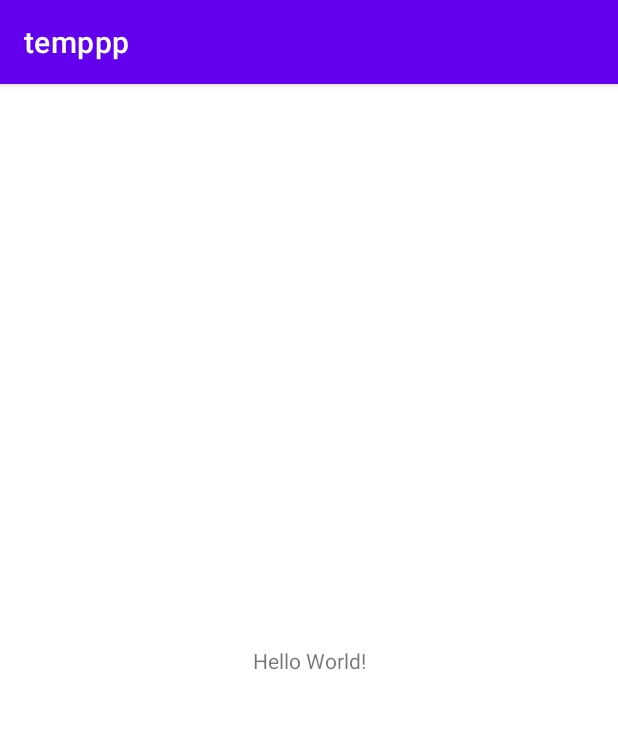
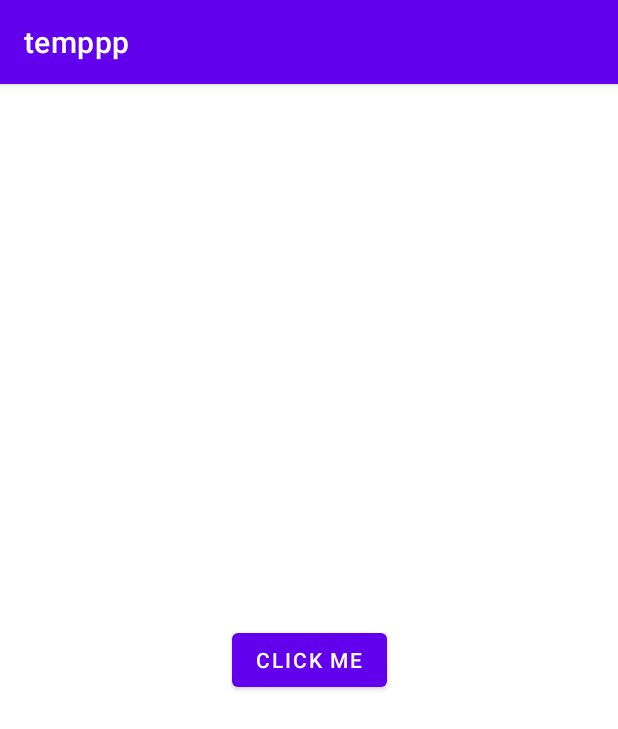
Before and after one commit to muhammadbilal20130/MyGitTesting, an Android app: the screen it shows after launch (MainActivity), on a phone screen of 412 x 824 dp. Shown: the top 729 px of the screen. Run offline under Robolectric (Android 15) with nearby library versions, the phone set to English and light mode, and no system bars.

```diff
--- a/app/src/main/java/com/example/temppp/MainActivity.java
+++ b/app/src/main/java/com/example/temppp/MainActivity.java
@@ -3,12 +3,25 @@ package com.example.temppp;
 import androidx.appcompat.app.AppCompatActivity;
 
 import android.os.Bundle;
+import android.view.View;
+import android.widget.Button;
+import android.widget.Toast;
 
 public class MainActivity extends AppCompatActivity {
+
+    Button btn;
 
     @Override
     protected void onCreate(Bundle savedInstanceState) {
         super.onCreate(savedInstanceState);
         setContentView(R.layout.activity_main);
+        btn=findViewById(R.id.btn);
+        btn.setOnClickListener(new View.OnClickListener() {
+            @Override
+            public void onClick(View view) {
+                Toast.makeText(getApplicationContext(),"New Branch",Toast.LENGTH_LONG).show();
+            }
+        });
+
     }
 }
--- a/app/src/main/res/layout/activity_main.xml
+++ b/app/src/main/res/layout/activity_main.xml
@@ -6,13 +6,14 @@
     android:layout_height="match_parent"
     tools:context=".MainActivity">
 
-    <TextView
+    <Button
+        android:id="@+id/btn"
         android:layout_width="wrap_content"
         android:layout_height="wrap_content"
-        android:text="Hello World!"
+        android:text="Click Me"
         app:layout_constraintBottom_toBottomOf="parent"
-        app:layout_constraintLeft_toLeftOf="parent"
-        app:layout_constraintRight_toRightOf="parent"
+        app:layout_constraintEnd_toEndOf="parent"
+        app:layout_constraintHorizontal_bias="0.5"
+        app:layout_constraintStart_toStartOf="parent"
         app:layout_constraintTop_toTopOf="parent" />
-
 </androidx.constraintlayout.widget.ConstraintLayout>
```
